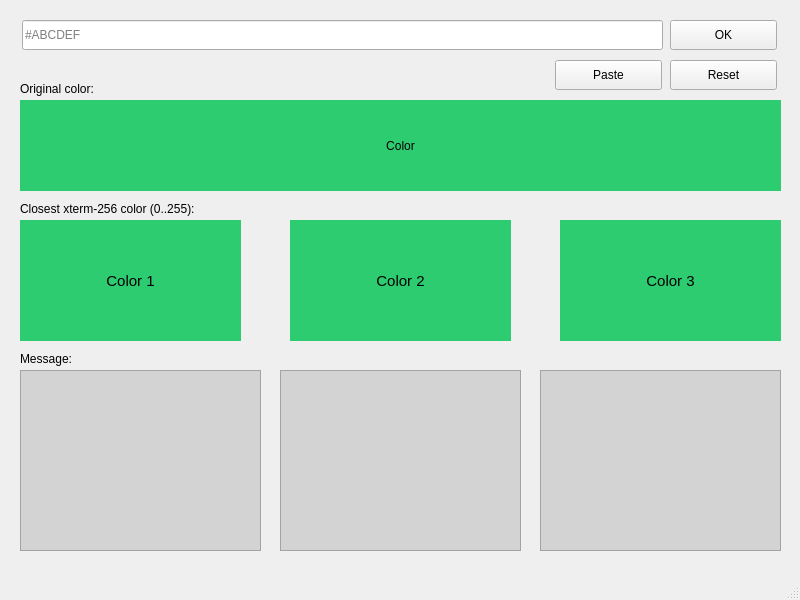
Before: the Qt Designer form colored_button.ui in jabbalaci/ClosestX11Color, drawn with Qt 5.
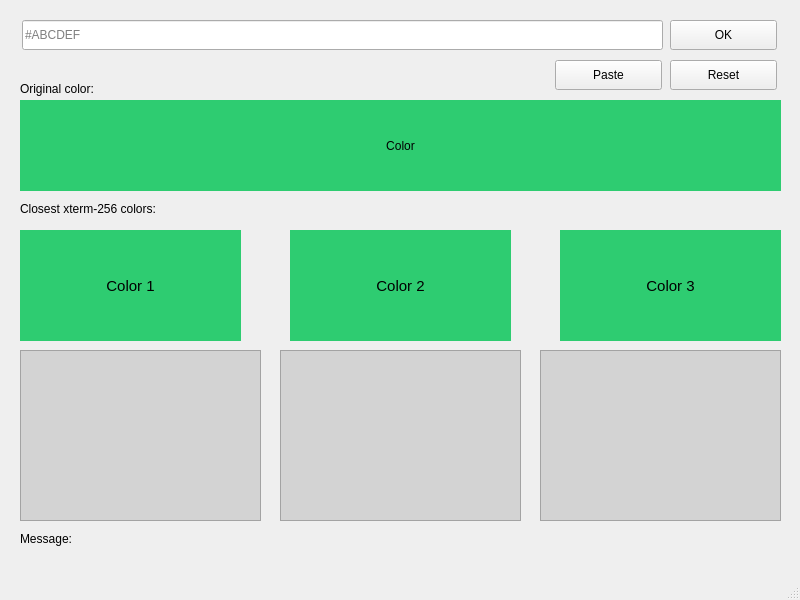
After: the same form once the commit is applied.

Commit message: three colors

```diff
--- a/colored_button.ui
+++ b/colored_button.ui
@@ -18,9 +18,9 @@
     <property name="geometry">
      <rect>
       <x>20</x>
-      <y>220</y>
+      <y>230</y>
       <width>221</width>
-      <height>121</height>
+      <height>111</height>
      </rect>
     </property>
     <property name="font">
@@ -58,14 +58,14 @@
      </rect>
     </property>
     <property name="text">
-     <string>Closest xterm-256 color (0..255):</string>
+     <string>Closest xterm-256 colors:</string>
     </property>
    </widget>
    <widget class="QLabel" name="label_2">
     <property name="geometry">
      <rect>
       <x>20</x>
-      <y>350</y>
+      <y>530</y>
       <width>81</width>
       <height>18</height>
      </rect>
@@ -77,9 +77,9 @@
    <widget class="QLabel" name="messageLabel">
     <property name="geometry">
      <rect>
-      <x>110</x>
+      <x>100</x>
       <y>530</y>
-      <width>671</width>
+      <width>681</width>
       <height>20</height>
      </rect>
     </property>
@@ -159,9 +159,9 @@
     <property name="geometry">
      <rect>
       <x>20</x>
-      <y>370</y>
+      <y>350</y>
       <width>241</width>
-      <height>181</height>
+      <height>171</height>
      </rect>
     </property>
     <property name="styleSheet">
@@ -172,9 +172,9 @@
     <property name="geometry">
      <rect>
       <x>290</x>
-      <y>220</y>
+      <y>230</y>
       <width>221</width>
-      <height>121</height>
+      <height>111</height>
      </rect>
     </property>
     <property name="font">
@@ -193,9 +193,9 @@
     <property name="geometry">
      <rect>
       <x>560</x>
-      <y>220</y>
+      <y>230</y>
       <width>221</width>
-      <height>121</height>
+      <height>111</height>
      </rect>
     </property>
     <property name="font">
@@ -214,9 +214,9 @@
     <property name="geometry">
      <rect>
       <x>280</x>
-      <y>370</y>
+      <y>350</y>
       <width>241</width>
-      <height>181</height>
+      <height>171</height>
      </rect>
     </property>
     <property name="styleSheet">
@@ -227,9 +227,9 @@
     <property name="geometry">
      <rect>
       <x>540</x>
-      <y>370</y>
+      <y>350</y>
       <width>241</width>
-      <height>181</height>
+      <height>171</height>
      </rect>
     </property>
     <property name="styleSheet">
```
Left out of the diff: 4 changed lines with no effect on the pictures. The commit also changes 9 other files.
